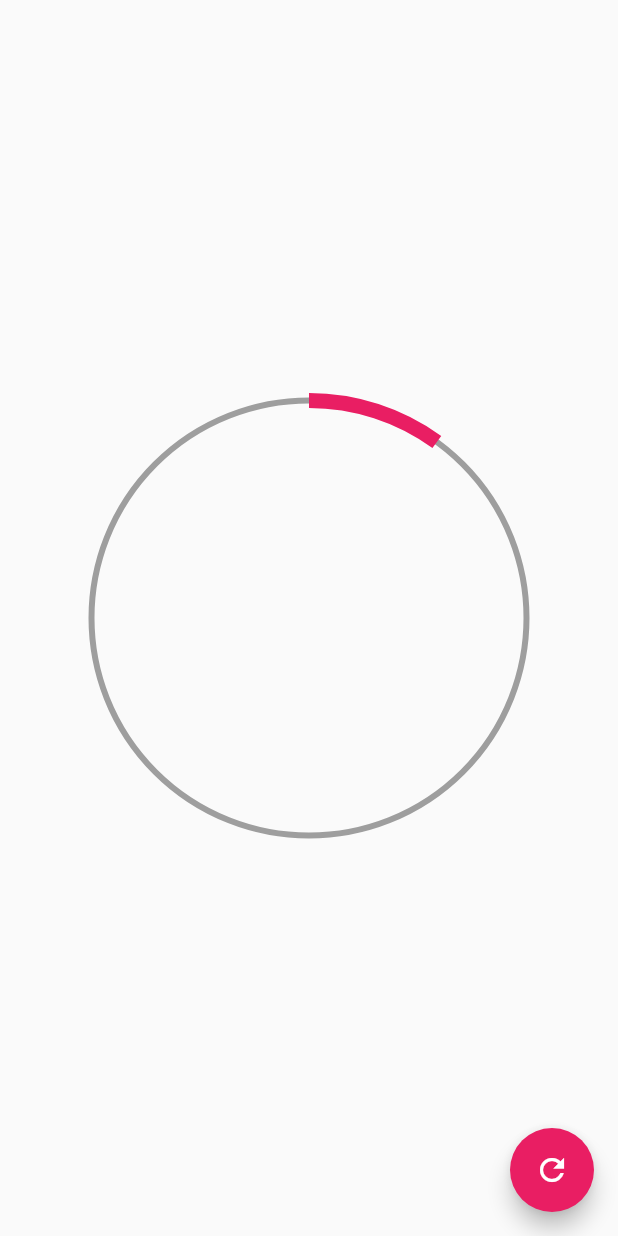
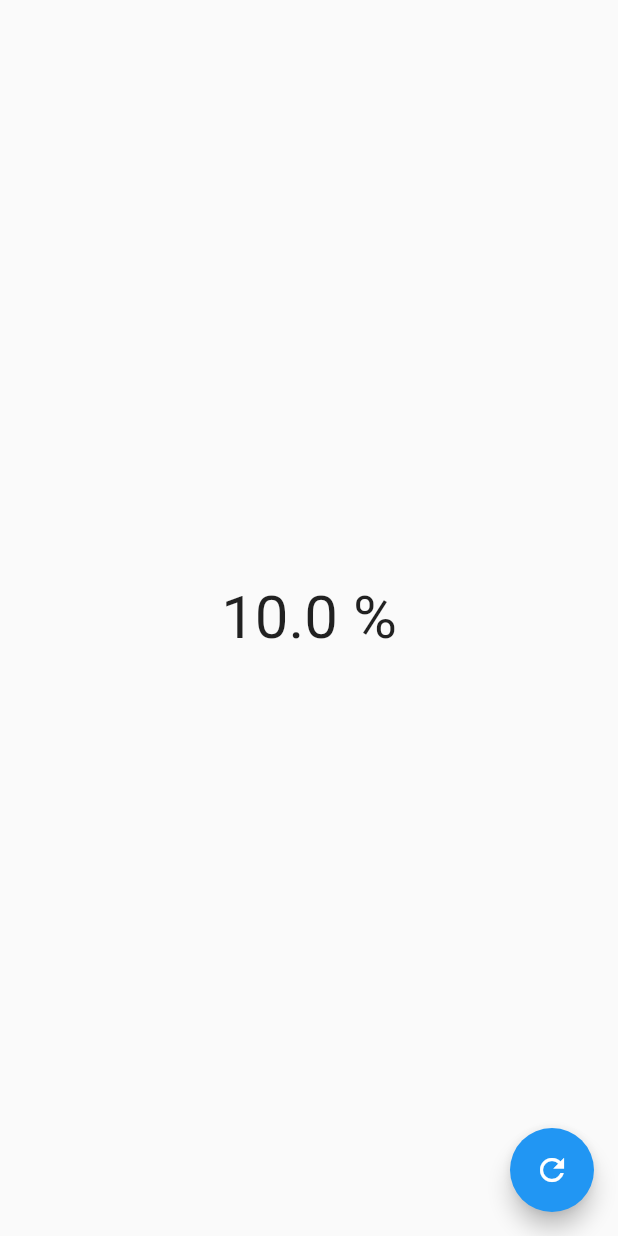
Before and after one commit to AleFachini/designs, a Flutter app: the screen it shows after launch, after a tap on the "refresh" icon, on a phone screen of 412 x 824 dp. Run offline on Flutter 3.47's test engine with Material 2 defaults, Android fonts, the phone set to English and light mode, and no system bars.

```diff
--- a/lib/main.dart
+++ b/lib/main.dart
@@ -1,5 +1,6 @@
 import 'package:designs/src/pages/animaciones_page.dart';
-import 'package:designs/src/pages/circular_progress_page.dart';
+import 'package:designs/src/labs/circular_progress_page.dart';
+import 'package:designs/src/pages/graficas_circulares_page.dart';
 import 'package:designs/src/pages/headers_page.dart';
 import 'package:designs/src/retos/cuadrado_animado_page.dart';
 import 'package:flutter/material.dart';
@@ -29,7 +30,7 @@ class MyApp extends StatelessWidget {
         // is not restarted.
         primarySwatch: Colors.blue,
       ),
-      home: CircularProgressPage(),
+      home: GraficasCircularesPage(),
     );
   }
 }
--- /dev/null
+++ b/lib/src/pages/graficas_circulares_page.dart
@@ -0,0 +1,35 @@
+import 'package:flutter/material.dart';
+
+class GraficasCircularesPage extends StatefulWidget {
+  GraficasCircularesPage({Key? key}) : super(key: key);
+
+  @override
+  State<GraficasCircularesPage> createState() => _GraficasCircularesPageState();
+}
+
+class _GraficasCircularesPageState extends State<GraficasCircularesPage> {
+  double porcentaje = 0.0;
+  @override
+  Widget build(BuildContext context) {
+    return Scaffold(
+      floatingActionButton: FloatingActionButton(
+        onPressed: () {
+          setState(() {
+            porcentaje += 10;
+            if (porcentaje > 100) {
+              porcentaje = 0;
+            }
+          });
+        },
+        child: Icon(Icons.refresh),
+        backgroundColor: Colors.blue,
+      ),
+      body: Center(
+        child: Text(
+          '$porcentaje %',
+          style: TextStyle(fontSize: 40),
+        ),
+      ),
+    );
+  }
+}
```
Also changed, not shown: lib/src/labs/circular_progress_page.dart (renamed from lib/src/pages/circular_progress_page.dart).
